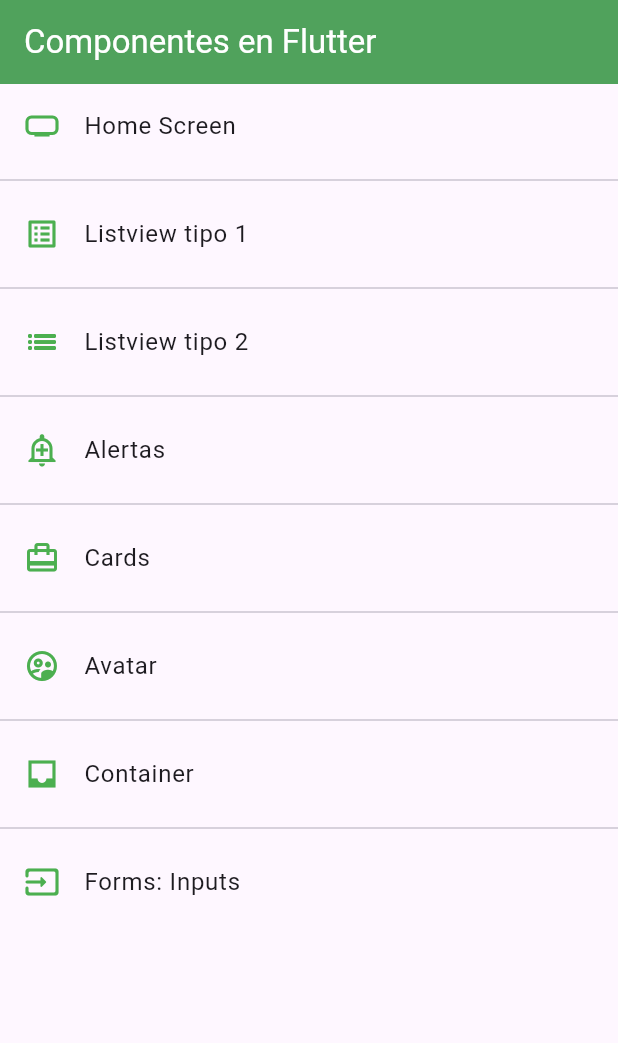
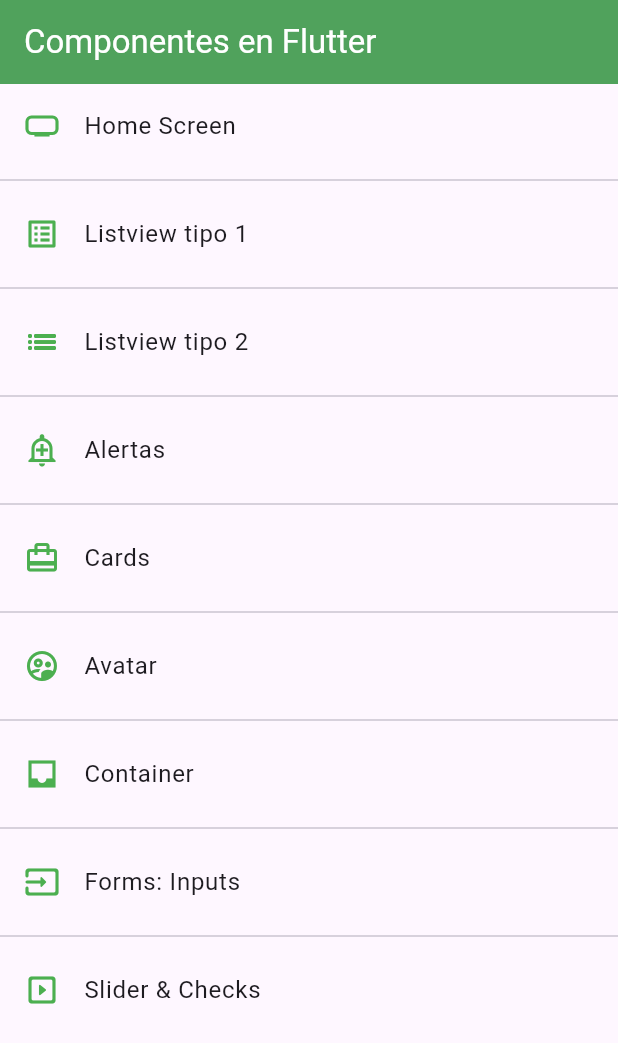
Before and after one commit to DEV-JJVG/fl_components, a Flutter app: the screen it shows after launch, on a phone screen of 412 x 824 dp. Shown: the top 1043 px of the screen. Run offline on Flutter 3.47's test engine with Material 3 defaults, Android fonts, the phone set to English and light mode, and no system bars.

```diff
--- a/lib/routes/app_routes.dart
+++ b/lib/routes/app_routes.dart
@@ -1,5 +1,6 @@
 import 'package:fl_components/models/models.dart';
 import 'package:fl_components/screens/screens.dart';
+import 'package:fl_components/screens/slider_screen.dart';
 import 'package:flutter/material.dart';
 
 class AppRoutes {
@@ -54,6 +55,12 @@ class AppRoutes {
       name: 'Forms: Inputs',
       screen: const InputsScreen(),
     ),
+    MenuOption(
+      route: 'slider',
+      icon: Icons.slideshow_rounded,
+      name: 'Slider & Checks',
+      screen: const SliderScreen(),
+    ),
   ];
 
   static Map<String, Widget Function(BuildContext)> getAppRoutes() {
```
Also changed, not shown: lib/screens/slider_screen.dart (added, +10 -0 lines).
